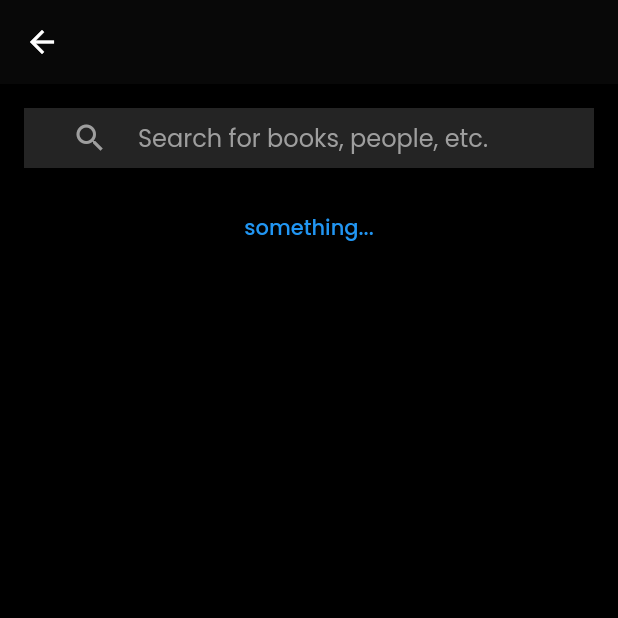
After one commit to ninjaasmoke/stori, a Flutter app: the SearchPage screen opened directly, on a phone screen of 412 x 824 dp, the top half of it. The commit adds this screen. Run offline on Flutter 3.47's test engine with Material 2 defaults, Android fonts, the phone set to English and light mode, and no system bars; our stand-ins replace cloud_firestore, firebase_auth, firebase_core, flutter_bloc, google_fonts, google_sign_in and 1 more; accounts and stored records are empty.

Commit message:
ui placeholders

```diff
--- a/lib/constants.dart
+++ b/lib/constants.dart
@@ -10,4 +10,9 @@ final Color primaryTextColor = new Color(0xFFFFFFFF);
 final Color secondaryTextColor = Color(0xff181818);
 final Color tertiaryTextColor = Colors.grey;
 
+final Color tileColor = Colors.grey.shade800;
+final Color searchBarColor = Color(0xff242424);
+
+final Color lightIconColor = Colors.grey;
+
 const String TITLE_FONT = 'title';
--- a/lib/logic/UserBloc.dart
+++ b/lib/logic/UserBloc.dart
@@ -91,7 +91,7 @@ class UserBloc extends Bloc<UserEvent, UserState> {
         AppUser appUser = new AppUser(
           displayName: user!.displayName,
           uid: user.uid,
-          username: '',
+          username: user.displayName,
           photoURL: user.photoURL,
         );
         FireStoreService _fireStore = FireStoreService();
--- /dev/null
+++ b/lib/pages/Search.dart
@@ -0,0 +1,115 @@
+import 'package:flutter/cupertino.dart';
+import 'package:flutter/material.dart';
+import 'package:stori/constants.dart';
+
+class SearchPage extends StatefulWidget {
+  const SearchPage({Key? key}) : super(key: key);
+
+  @override
+  _SearchPageState createState() => _SearchPageState();
+}
+
+class _SearchPageState extends State<SearchPage> {
+  bool searchEnabled = false;
+  FocusNode _focus = new FocusNode();
+  TextEditingController _controller = new TextEditingController();
+
+  @override
+  void initState() {
+    super.initState();
+    _focus.addListener(_onFocusChange);
+  }
+
+  void _onFocusChange() {
+    setState(() {
+      searchEnabled = !searchEnabled;
+    });
+  }
+
+  void _loseFocus() {
+    FocusScope.of(context).unfocus();
+  }
+
+  @override
+  Widget build(BuildContext context) {
+    return Scaffold(
+      appBar: _appBar(),
+      body: _body(),
+    );
+  }
+
+  AppBar _appBar() {
+    return AppBar(
+      backgroundColor: appBarBGColor,
+      automaticallyImplyLeading: true,
+    );
+  }
+
+  Widget _body() {
+    return Column(
+      children: <Widget>[
+        AnimatedContainer(
+          duration: Duration(milliseconds: 120),
+          height: !searchEnabled ? 0 : 8.0,
+        ),
+        _searchBar(),
+        AnimatedContainer(
+          duration: Duration(milliseconds: 120),
+          height: !searchEnabled ? 0 : 16.0,
+        ),
+        TextButton(
+          onPressed: () {
+            _loseFocus();
+          },
+          child: Text("something..."),
+        ),
+      ],
+    );
+  }
+
+  Widget _searchBar() {
+    return AnimatedContainer(
+      duration: Duration(milliseconds: 120),
+      width: MediaQuery.of(context).size.width,
+      margin: searchEnabled ? EdgeInsets.all(0) : EdgeInsets.all(16.0),
+      height: searchEnabled ? 48 : 40,
+      color: searchBarColor,
+      child: Row(
+        mainAxisAlignment: MainAxisAlignment.center,
+        children: <Widget>[
+          AnimatedContainer(
+            duration: Duration(milliseconds: 120),
+            width: searchEnabled ? 12 : 20,
+          ),
+          Icon(
+            Icons.search,
+            color: lightIconColor,
+          ),
+          AnimatedContainer(
+            duration: Duration(milliseconds: 120),
+            width: searchEnabled ? 26 : 20,
+          ),
+          Container(
+            width: MediaQuery.of(context).size.width - 120.0,
+            child: TextField(
+              focusNode: _focus,
+              controller: _controller,
+              style: TextStyle(
+                color: primaryTextColor,
+              ),
+              cursorColor: primaryTextColor,
+              decoration: InputDecoration(
+                border: OutlineInputBorder(borderSide: BorderSide.none),
+                contentPadding: EdgeInsets.all(0),
+                hintText: "Search for books, people, etc.",
+                hintStyle: TextStyle(
+                  color: tertiaryTextColor,
+                ),
+              ),
+            ),
+          ),
+        ],
+      ),
+    );
+  }
+}
```
Also changed, not shown: lib/pages/App.dart (+25 -35 lines), lib/pages/Profile.dart (added, +27 -0 lines).
